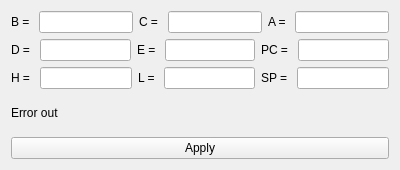
N1vn0vem8er/8080ide, file src/widgets/registerseditor.ui: the form before one commit.
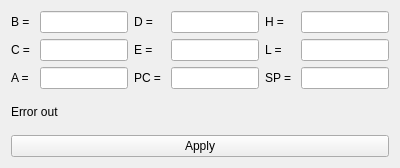
The form after the commit.

Commit message: Changed registerseditor layout

Patch:
```diff
--- a/src/widgets/registerseditor.ui
+++ b/src/widgets/registerseditor.ui
@@ -7,7 +7,7 @@
     <x>0</x>
     <y>0</y>
     <width>400</width>
-    <height>170</height>
+    <height>168</height>
    </rect>
   </property>
   <property name="windowTitle">
@@ -20,13 +20,15 @@
    <item>
     <layout class="QHBoxLayout" name="horizontalLayout">
      <item>
+      <layout class="QFormLayout" name="formLayout">
+       <item row="0" column="0">
       <widget class="QLabel" name="label">
        <property name="text">
         <string>B = </string>
        </property>
       </widget>
      </item>
-     <item>
+       <item row="0" column="1">
       <widget class="QLineEdit" name="bReg">
        <property name="inputMask">
         <string>Hh</string>
@@ -36,14 +38,14 @@
        </property>
       </widget>
      </item>
-     <item>
+       <item row="1" column="0">
       <widget class="QLabel" name="label_2">
        <property name="text">
         <string>C = </string>
        </property>
       </widget>
      </item>
-     <item>
+       <item row="1" column="1">
       <widget class="QLineEdit" name="cReg">
        <property name="inputMask">
         <string>Hh</string>
@@ -53,14 +55,14 @@
        </property>
       </widget>
      </item>
-     <item>
+       <item row="2" column="0">
       <widget class="QLabel" name="label_3">
        <property name="text">
         <string>A = </string>
        </property>
       </widget>
      </item>
-     <item>
+       <item row="2" column="1">
       <widget class="QLineEdit" name="aReg">
        <property name="inputMask">
         <string>Hh</string>
@@ -73,15 +75,15 @@
     </layout>
    </item>
    <item>
-    <layout class="QHBoxLayout" name="horizontalLayout_2">
-     <item>
+      <layout class="QFormLayout" name="formLayout_2">
+       <item row="0" column="0">
       <widget class="QLabel" name="label_4">
        <property name="text">
         <string>D = </string>
        </property>
       </widget>
      </item>
-     <item>
+       <item row="0" column="1">
       <widget class="QLineEdit" name="dReg">
        <property name="inputMask">
         <string>Hh</string>
@@ -91,14 +93,14 @@
        </property>
       </widget>
      </item>
-     <item>
+       <item row="1" column="0">
       <widget class="QLabel" name="label_5">
        <property name="text">
         <string>E = </string>
        </property>
       </widget>
      </item>
-     <item>
+       <item row="1" column="1">
       <widget class="QLineEdit" name="eReg">
        <property name="inputMask">
         <string>Hh</string>
@@ -108,14 +110,14 @@
        </property>
       </widget>
      </item>
-     <item>
+       <item row="2" column="0">
       <widget class="QLabel" name="label_6">
        <property name="text">
         <string>PC = </string>
        </property>
       </widget>
      </item>
-     <item>
+       <item row="2" column="1">
       <widget class="QLineEdit" name="pcReg">
        <property name="inputMask">
         <string>Hh</string>
@@ -128,15 +130,15 @@
     </layout>
    </item>
    <item>
-    <layout class="QHBoxLayout" name="horizontalLayout_3">
-     <item>
+      <layout class="QFormLayout" name="formLayout_3">
+       <item row="0" column="0">
       <widget class="QLabel" name="label_7">
        <property name="text">
         <string>H = </string>
        </property>
       </widget>
      </item>
-     <item>
+       <item row="0" column="1">
       <widget class="QLineEdit" name="hReg">
        <property name="inputMask">
         <string>Hh</string>
@@ -146,14 +148,14 @@
        </property>
       </widget>
      </item>
-     <item>
+       <item row="1" column="0">
       <widget class="QLabel" name="label_8">
        <property name="text">
         <string>L = </string>
        </property>
       </widget>
      </item>
-     <item>
+       <item row="1" column="1">
       <widget class="QLineEdit" name="lReg">
        <property name="inputMask">
         <string>Hh</string>
@@ -163,14 +165,14 @@
        </property>
       </widget>
      </item>
-     <item>
+       <item row="2" column="0">
       <widget class="QLabel" name="label_9">
        <property name="text">
         <string>SP = </string>
        </property>
       </widget>
      </item>
-     <item>
+       <item row="2" column="1">
       <widget class="QLineEdit" name="spReg">
        <property name="inputMask">
         <string>Hh</string>
@@ -179,6 +181,8 @@
         <number>2</number>
        </property>
       </widget>
+       </item>
+      </layout>
      </item>
     </layout>
    </item>
```
Left out of the diff: 2 changed lines with no effect on the pictures. Lines whose indentation alone changed are shown as unchanged.
